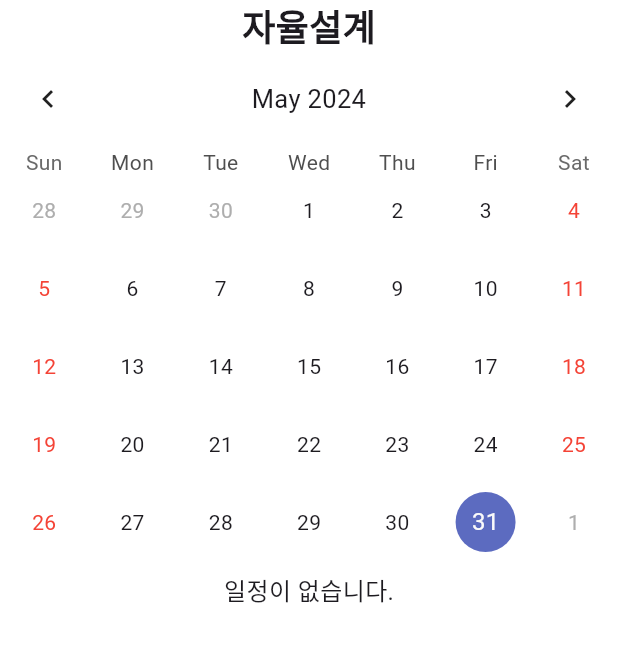
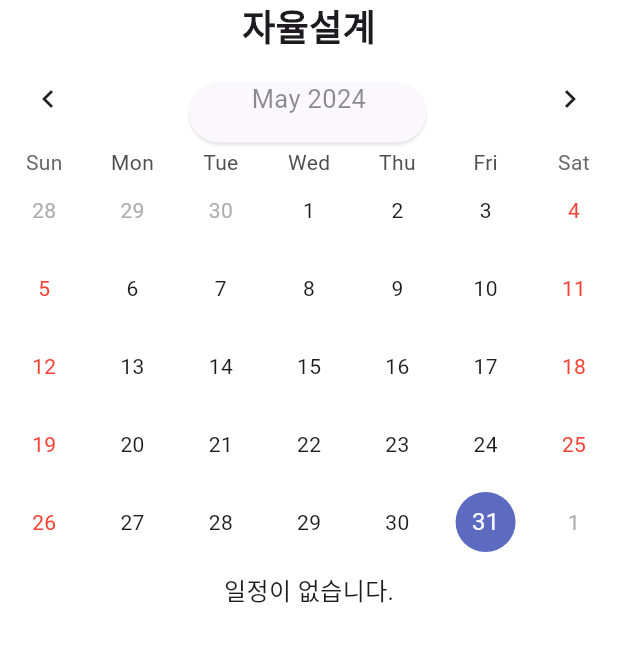
Before and after one commit to emfp1148/flutter-Planner, a Flutter app: the screen it shows after launch, on a phone screen of 412 x 824 dp, the part 84-746 px from its top. Run offline on Flutter 3.47's test engine with Material 3 defaults, Android fonts, the phone set to English and light mode, and no system bars; drawn by our look-alikes of table_calendar; our stand-ins replace sqflite; accounts and stored records are empty.

Commit message:
2024.05.31

```diff
--- a/lib/Calendar/TableCalendar.dart
+++ b/lib/Calendar/TableCalendar.dart
@@ -5,7 +5,6 @@ import 'package:table_calendar/table_calendar.dart';
 
 import './AddEventScreen.dart';
 import './database_helper.dart';
-import './AddEventScreen.dart';
 import './View.dart';
 
 class TableCalendarScreen extends StatefulWidget {
@@ -77,11 +76,11 @@ class _TableCalendarScreenState extends State<TableCalendarScreen> {
     return Scaffold(
       endDrawer : Drawer(
         child:SingleChildScrollView(
-          child:
-            eventListView(
+              child:eventListView(
                 selectedEvents: selectedEventsMonth,
-                eventController: _eventController)
-        )
+                eventController: _eventController,
+              ),
+          ),
         ),
       appBar: AppBar(
         title: const Text('Table Calendar'),
@@ -117,6 +116,8 @@ class _TableCalendarScreenState extends State<TableCalendarScreen> {
                 fontWeight: FontWeight.bold,
               ),
             ),
+            Stack(
+              children: <Widget>[
                 TableCalendar(
                   //locale: 'Ko_KR',
                   firstDay: DateTime.utc(2021, 10, 16),
@@ -132,12 +133,12 @@ class _TableCalendarScreenState extends State<TableCalendarScreen> {
                     _loadEventsForSelectedDay(); // 날짜가 선택될 때 이벤트 로드
                     _loadEventForMonth();
                   },
-              onPageChanged: (focusedDay){
+                  onPageChanged: (Day){
                     print("hello");
-                print(focusedDay);
+                    print(Day);
                     setState(() {
-                  this.focusedDay = DateTime(focusedDay.year,focusedDay.month,1);
-                  this.selectedDay = DateTime(focusedDay.year,focusedDay.month,1);
+                      focusedDay = DateTime(Day.year, Day.month, Day.day);
+                      selectedDay = DateTime(Day.year, Day.month, Day.day);
                     });
                     _loadEventsForSelectedDay(); // 날짜가 선택될 때 이벤트 로드
                     _loadEventForMonth();
@@ -168,10 +169,42 @@ class _TableCalendarScreenState extends State<TableCalendarScreen> {
                    weekendTextStyle: TextStyle(color: Colors.red),
                  ),
                ),
+                Positioned(
+                  top: 17,
+                  left: MediaQuery.of(context).size.width/2-80,       //화면 넓이 double,
+                  child: Opacity(
+                    opacity: 0.5, // 투명도 0으로 할 예정
+                    child: ElevatedButton(
+                        onPressed: () async {
+                          DateTime? picked = await showDatePicker(
+                            context: context,
+                            initialDate: focusedDay,
+                            firstDate: DateTime(2021, 10, 16),
+                            lastDate: DateTime(2030, 3, 14),
+                          );
+                          if (picked != null && picked != focusedDay) {
+                            setState(() {
+                              focusedDay = picked;
+                              selectedDay = picked;
+                            });
+                          }
+                        },
+                        child: Container(
+                          width: 110,
+                          decoration: BoxDecoration(
+                              borderRadius: BorderRadius.circular(50)
+                          ),
+                        )
+                    ),
+                  ),
+                ),
+               ]
+             ),
               eventListView(
                 selectedEvents: selectedEvents,
-                eventController: _eventController)
-          ],
+                eventController: _eventController
+              )
+          ]
         ),
       ),
       floatingActionButton: FloatingActionButton(
--- a/lib/main.dart
+++ b/lib/main.dart
@@ -7,7 +7,6 @@ import 'package:planner_application/Calendar/TableCalendar.dart';
 
 void main() async {
   await initializeDateFormatting();
-
   runApp(const MyApp());
 }
 
@@ -26,9 +25,10 @@ class MyApp extends StatelessWidget {
         ),
         cardColor: Color(0xFF81D4FA),
       ),
-      home: const TableCalendarScreen(),
-    // return const MaterialApp(
-      // home: TableCalendarScreen(),
+      // home: const TableCalendarScreen(),
+    // re
+      // turn const MaterialApp(
+      home: TableCalendarScreen(),
       // home: TableCalendarScreenWeek(),
       // home: SimpleCalendarScreen(),
     );
--- a/pubspec.yaml
+++ b/pubspec.yaml
@@ -38,6 +38,7 @@ dependencies:
   # Use with the CupertinoIcons class for iOS style icons.
   cupertino_icons: ^1.0.6
   sqflite: ^2.3.3+1
+  sqflite_common_ffi:
 
   path: any
 dev_dependencies:
```
Also changed, not shown: pubspec.lock. Lines whose indentation alone changed are shown as unchanged.
